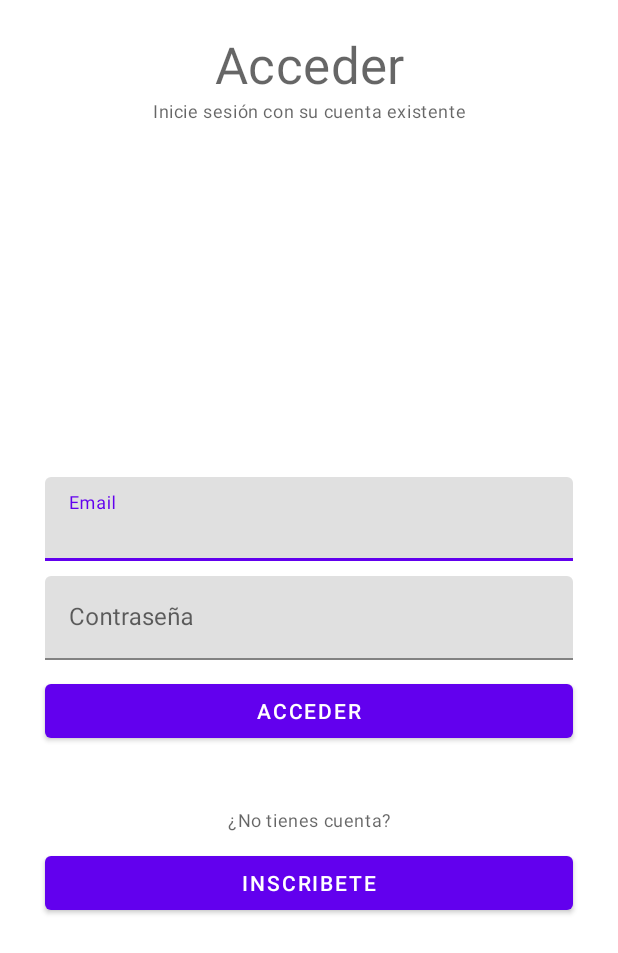
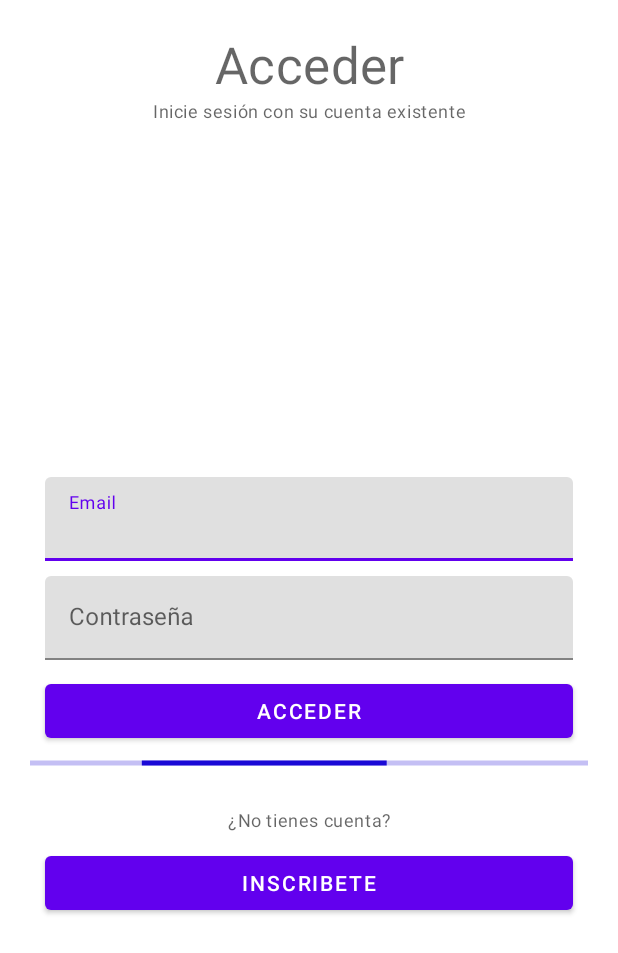
Before and after one commit to orion75/IMCUnab, an Android app: the layout activity_login.xml on its own in the app's theme, with its tools: preview values and no code run, on a phone screen of 412 x 824 dp. Shown: the top 953 px of the screen. Run offline under Robolectric (Android 15) with nearby library versions, the phone set to English and light mode, and no system bars.

Commit message:
feat: login y registro

```diff
--- a/app/src/main/res/layout/activity_login.xml
+++ b/app/src/main/res/layout/activity_login.xml
@@ -6,6 +6,18 @@
     android:layout_height="match_parent"
     android:padding="20dp"
     tools:context=".LoginActivity">
+
+    <ProgressBar
+        android:id="@+id/progressbar"
+        style="?android:attr/progressBarStyleHorizontal"
+        android:layout_width="fill_parent"
+        android:layout_height="wrap_content"
+        android:indeterminate="true"
+        android:max="100"
+        android:backgroundTint="@color/white"
+        android:layout_below="@id/loginButton"
+        android:indeterminateTint="#1a09d6"
+        android:layout_marginTop="-7dp"/>
 
     <TextView
         android:id="@+id/titleLabel"
@@ -59,10 +71,13 @@
     <!--Button-->
     <Button
         android:id="@+id/loginButton"
-        android:layout_margin="10dp"
         android:layout_width="match_parent"
         android:layout_height="wrap_content"
         android:layout_below="@id/passwordlLayout"
+        android:layout_marginStart="10dp"
+        android:layout_marginTop="10dp"
+        android:layout_marginEnd="10dp"
+        android:layout_marginBottom="10dp"
         android:text="Acceder" />
 
     <TextView
@@ -80,7 +95,10 @@
         android:layout_width="match_parent"
         android:layout_height="wrap_content"
         android:layout_below="@id/registtoLabel"
-        android:layout_margin="10dp"
+        android:layout_marginStart="10dp"
+        android:layout_marginTop="10dp"
+        android:layout_marginEnd="10dp"
+        android:layout_marginBottom="10dp"
         android:text="Inscribete" />
 
 </RelativeLayout>
--- a/app/src/main/res/layout/activity_main.xml
+++ b/app/src/main/res/layout/activity_main.xml
@@ -31,7 +31,7 @@
         android:orientation="horizontal">
 
         <Button
-            android:id="@+id/button"
+            android:id="@+id/loginButton"
             android:layout_width="wrap_content"
             android:layout_height="wrap_content"
             android:layout_weight="1"
@@ -43,7 +43,7 @@
             android:layout_weight="1" />
 
         <Button
-            android:id="@+id/button2"
+            android:id="@+id/AdminButton"
             android:layout_width="wrap_content"
             android:layout_height="wrap_content"
             android:layout_weight="1"
```
Also changed, not shown: app/src/main/AndroidManifest.xml (+7 -8 lines), app/src/main/java/com/example/imcunab/LoginActivity.java (+72 -1 lines), app/src/main/java/com/example/imcunab/MainActivity.java (+27 -1 lines), app/src/main/java/com/example/imcunab/RegistroActivity.java (+9 -1 lines), app/src/main/res/layout/activity_registro.xml (+12 -0 lines).
